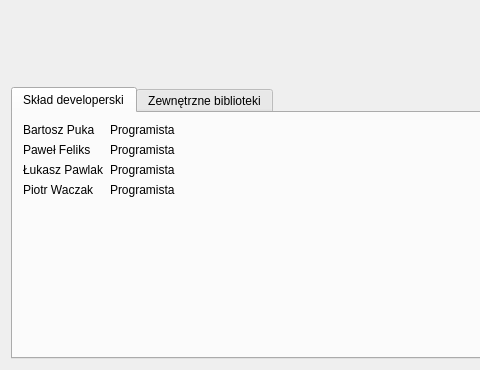
pazdzier/Fakturer, file gui/designer/about_widget.ui: the form before one commit; both pictures show x 0 to 480 and y 202 to 572 of the 584 by 572 pixel window.
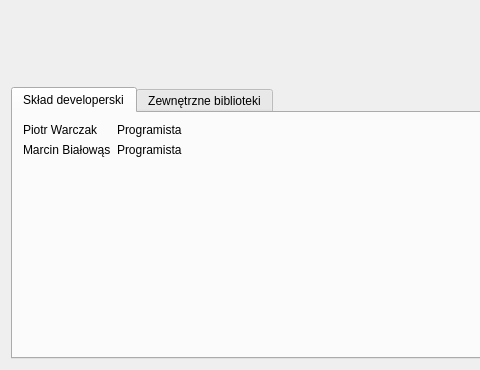
The form after the commit. The open tabs and pages were chosen to show the change. Icons and pictures are not drawn.

Commit message: Zmiana składu developerskiego w about

What changed in the file:
```diff
--- a/gui/designer/about_widget.ui
+++ b/gui/designer/about_widget.ui
@@ -81,28 +81,7 @@
           <item row="0" column="0">
            <widget class="QLabel" name="label_3">
             <property name="text">
-             <string>Bartosz Puka</string>
-            </property>
-           </widget>
-          </item>
-          <item row="1" column="0">
-           <widget class="QLabel" name="label_5">
-            <property name="text">
-             <string>Paweł Feliks</string>
-            </property>
-           </widget>
-          </item>
-          <item row="2" column="0">
-           <widget class="QLabel" name="label_7">
-            <property name="text">
-             <string>Łukasz Pawlak</string>
-            </property>
-           </widget>
-          </item>
-          <item row="3" column="0">
-           <widget class="QLabel" name="label_9">
-            <property name="text">
-             <string>Piotr Waczak</string>
+             <string>Piotr Warczak</string>
             </property>
            </widget>
           </item>
@@ -113,6 +92,13 @@
             </property>
            </widget>
           </item>
+          <item row="1" column="0">
+           <widget class="QLabel" name="label_5">
+            <property name="text">
+             <string>Marcin Białowąs</string>
+            </property>
+           </widget>
+          </item>
           <item row="1" column="1">
            <widget class="QLabel" name="label_6">
             <property name="text">
@@ -120,20 +106,6 @@
             </property>
            </widget>
           </item>
-          <item row="2" column="1">
-           <widget class="QLabel" name="label_8">
-            <property name="text">
-             <string>Programista</string>
-            </property>
-           </widget>
-          </item>
-          <item row="3" column="1">
-           <widget class="QLabel" name="label_10">
-            <property name="text">
-             <string>Programista</string>
-            </property>
-           </widget>
-          </item>
          </layout>
         </widget>
        </widget>
```
Left out of the diff: 2 changed lines with no effect on the pictures. The commit also changes 1 other file.
